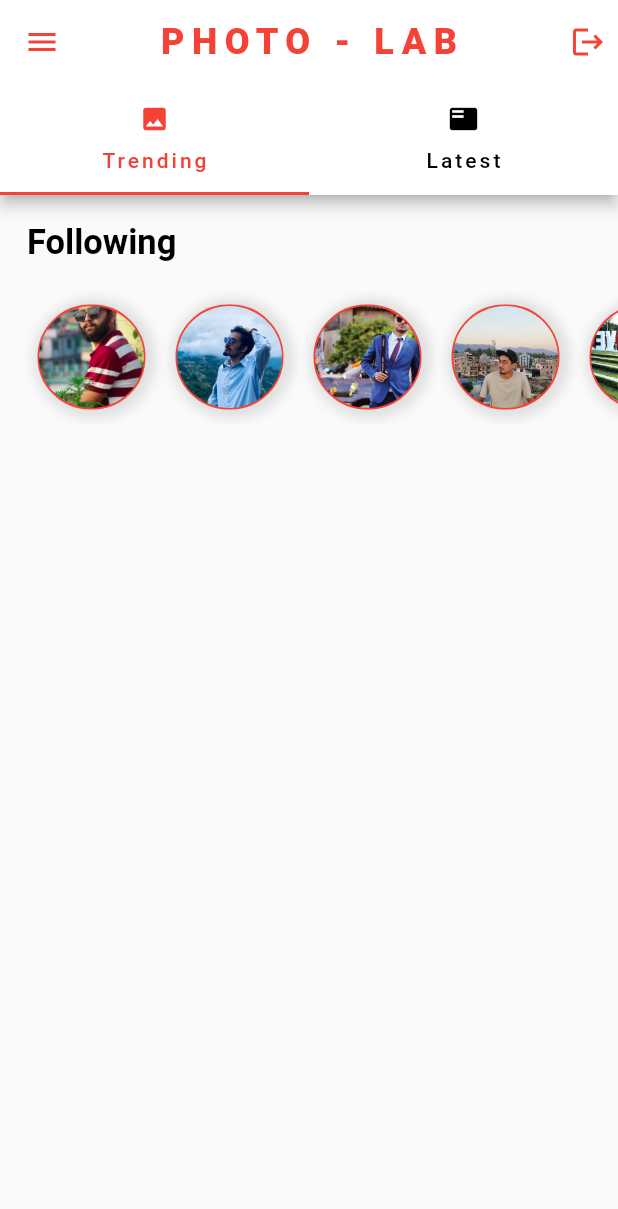
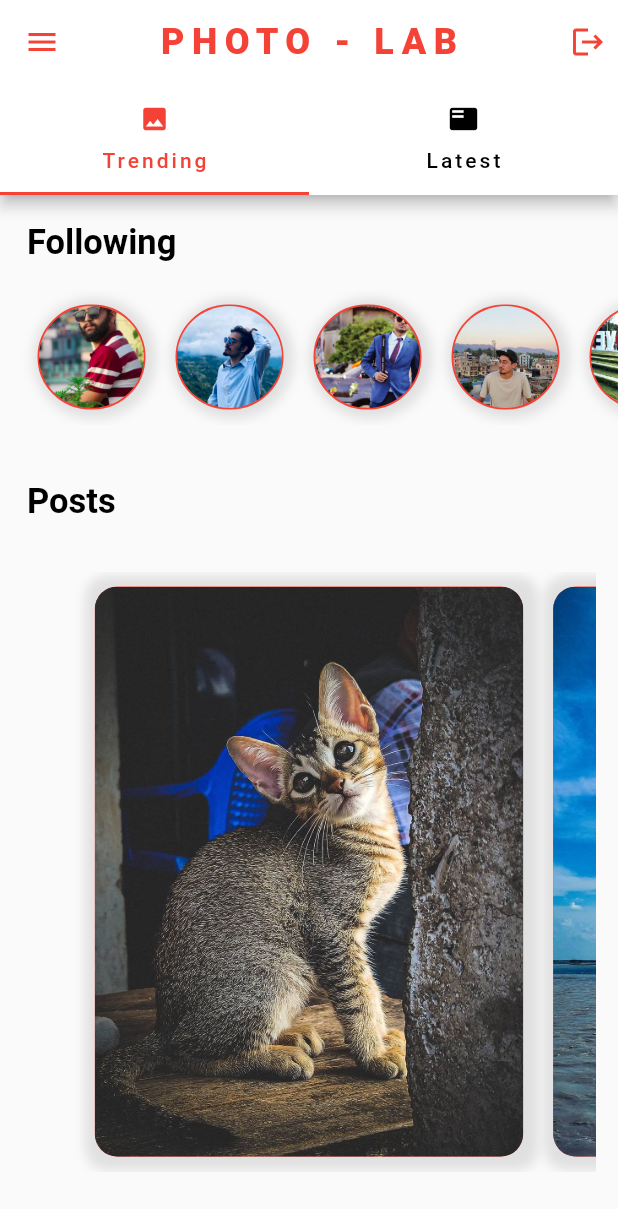
Before and after one commit to nirmalnyure1/PhotoLab, a Flutter app: the HomeScreen screen opened directly, on a phone screen of 412 x 824 dp. Shown: the top 1209 px of the screen. Run offline on Flutter 3.47's test engine with Material 2 defaults, Android fonts, the light colour scheme and no system bars.

Commit message:
commit 3

```diff
--- a/lib/screen/homeScreen.dart
+++ b/lib/screen/homeScreen.dart
@@ -1,4 +1,6 @@
 import 'package:flutter/material.dart';
+import 'package:socialmediaui/data/data.dart';
+import 'package:socialmediaui/widgets/post.dart';
 import 'package:socialmediaui/widgets/userfollowers.dart';
 
 class HomeScreen extends StatefulWidget {
@@ -10,15 +12,23 @@ class HomeScreen extends StatefulWidget {
 
 class _HomeScreenState extends State<HomeScreen> with TickerProviderStateMixin {
   late TabController _tabController;
+  late PageController _pageController;
+  var currentPagevalue = 0.0;
 
   @override
   void initState() {
     super.initState();
     _tabController = TabController(length: 2, vsync: this);
+    _pageController = PageController(initialPage: 0, viewportFraction: 0.8);
   }
 
   @override
   Widget build(BuildContext context) {
+    // _pageController.addListener(() {
+    //   setState(() {
+    //     currentPagevalue = _pageController.page!;
+    //   });
+    // });
     return SafeArea(
       child: Scaffold(
         appBar: AppBar(
@@ -77,7 +87,14 @@ class _HomeScreenState extends State<HomeScreen> with TickerProviderStateMixin {
 
         body: TabBarView(controller: _tabController, children: <Widget>[
           ListView(
-            children: [UserFollowers()],
+            children: [
+              UserFollowers(),
+              SizedBox(height: 20.0),
+              PostField(
+                  posts: posts,
+                  pageController: _pageController,
+                  title: 'Posts'),
+            ],
           ),
           Center(
             child: Text("It's rainy here"),
--- a/lib/screen/loginscreen.dart
+++ b/lib/screen/loginscreen.dart
@@ -128,7 +128,6 @@ class _LoginPageState extends State<LoginPage> {
                           ),
                         ]),
                     child: TextField(
-
                       controller: passwordController,
                       onChanged: (value) => {password = value},
                       maxLines: 1,
@@ -176,7 +175,8 @@ class _LoginPageState extends State<LoginPage> {
                             blurRadius: 6.0,
                             spreadRadius: 5,
                           ),
-                          ]),
+                        ],
+                      ),
                       child: Padding(
                         padding: const EdgeInsets.symmetric(
                             horizontal: 120, vertical: 18),
--- /dev/null
+++ b/lib/widgets/post.dart
@@ -0,0 +1,73 @@
+import 'package:flutter/material.dart';
+import 'package:socialmediaui/models/postmodel.dart';
+
+class PostField extends StatelessWidget {
+  var posts;
+  var title;
+  var pageController;
+
+  PostField({this.posts, this.title, this.pageController});
+
+  @override
+  Widget build(BuildContext context) {
+    return Column(
+      crossAxisAlignment: CrossAxisAlignment.start,
+      children: [
+        Padding(
+          padding: const EdgeInsets.all(18.0),
+          child: Text(
+            title,
+            textAlign: TextAlign.start,
+            style: TextStyle(
+                color: Colors.black,
+                fontSize: 23.0,
+                fontWeight: FontWeight.bold),
+          ),
+        ),
+        Container(
+          margin: EdgeInsets.all(15.0),
+          height: 400,
+          width: double.infinity,
+          child: PageView.builder(
+            physics: BouncingScrollPhysics(),
+            controller: pageController,
+            itemCount: posts.length,
+            itemBuilder: (context, int index) {
+              Post post = posts[index];
+              return Padding(
+                padding: const EdgeInsets.all(10.0),
+                child: Stack(
+                  children: [
+                    Container(
+                      decoration: BoxDecoration(
+                          color: Colors.red,
+                          borderRadius: BorderRadius.circular(15.0),
+                          boxShadow: [
+                            BoxShadow(
+                              color: Colors.grey.shade300,
+                              offset: Offset(2, 1),
+                              blurRadius: 6.0,
+                              spreadRadius: 8,
+                            ),
+                          ]),
+
+                      child: ClipRRect(
+                        borderRadius: BorderRadius.circular(15.0),
+                        child: Image(
+                          height: 400,
+                          width: 300,
+                          image: AssetImage(post.imageUrl),
+                          fit: BoxFit.cover,
+                        ),
+                      ),
+                    ),
+                  ],
+                ),
+              );
+            },
+          ),
+        ),
+      ],
+    );
+  }
+}
```
Lines whose indentation alone changed are shown as unchanged.
